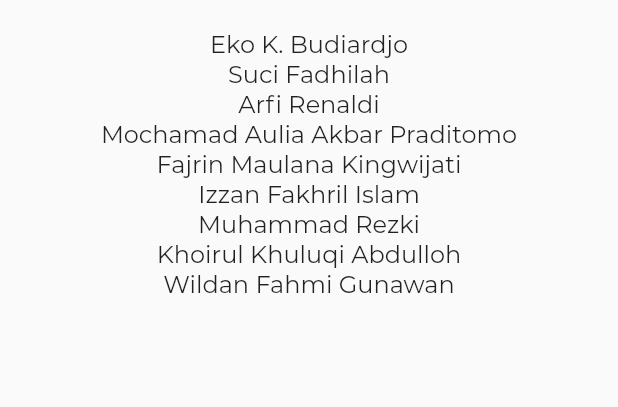
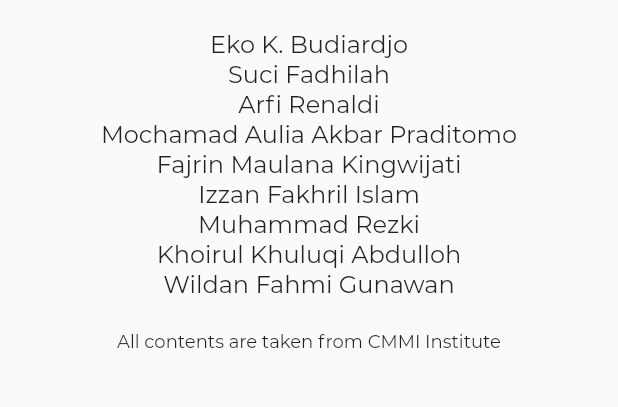
Before and after one commit to mochaul/ppl-scrumbooster, a Flutter app: the AboutPage screen opened by its route, on a phone screen of 412 x 824 dp, the part 594-1001 px from its top. Run offline on Flutter 3.47's test engine with Material 2 defaults, Android fonts, the phone set to English and light mode, and no system bars; project files that could hold a hidden picture were left out.

Commit message:
[RED] add cmmi copyright

```diff
--- a/lib/InitialScreen/AboutPage.dart
+++ b/lib/InitialScreen/AboutPage.dart
@@ -160,6 +160,16 @@ class AboutPage extends StatelessWidget {
                       fontSize: 16,
                     ),
                   ),
+                  Padding(
+                    padding: EdgeInsets.all(10.0),
+                  ),
+                  new Text(
+                    'All contents are taken from CMMI Institute',
+                    textAlign: TextAlign.center,
+                    style: TextStyle(
+                      fontSize: 12,
+                    ),
+                  ),
                 ],
               )
             )
```
